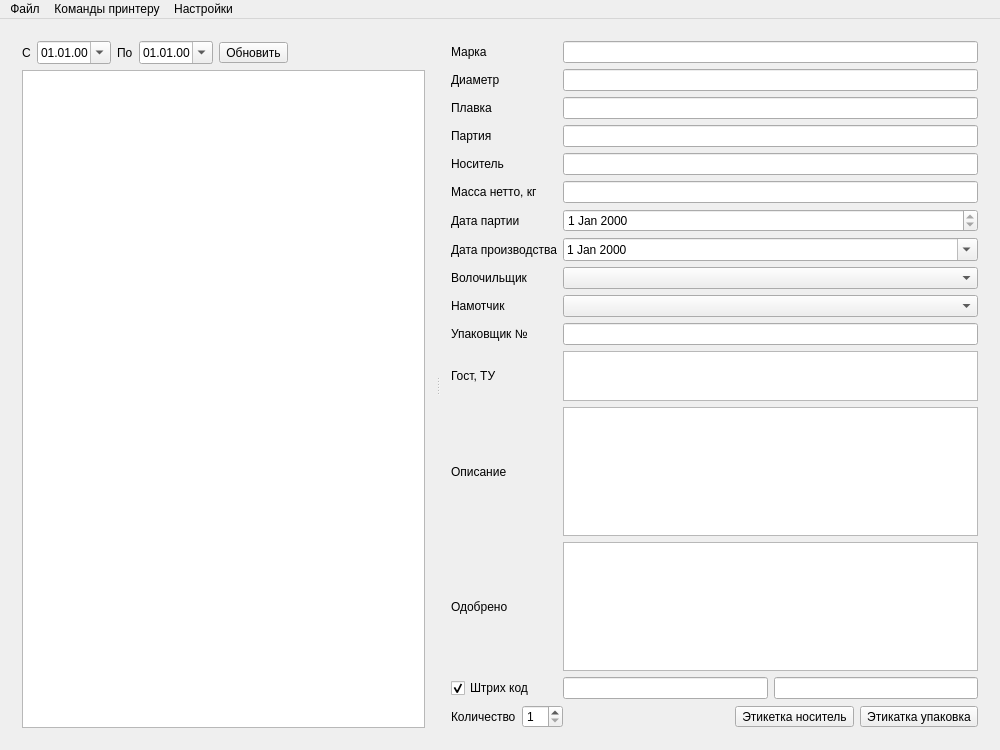
Sergeyego/label_tspl, file mainwindow.ui: the form before one commit.
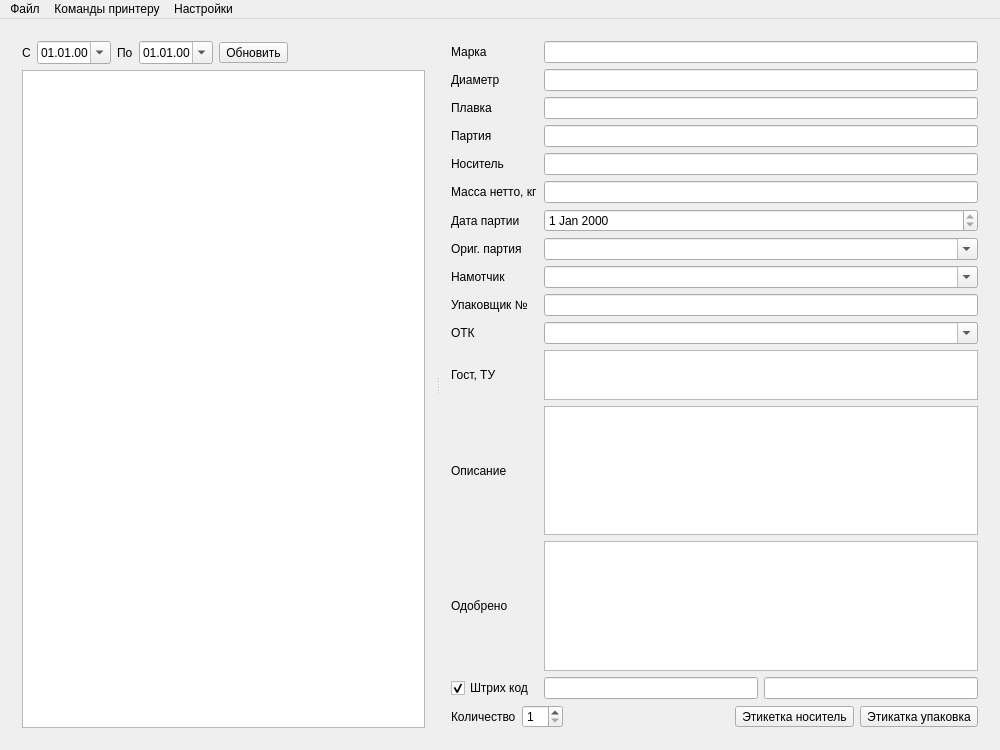
The form after the commit.

Commit message: Обновлен формат этикеток

The edit to the form file:
```diff
--- a/mainwindow.ui
+++ b/mainwindow.ui
@@ -109,7 +109,7 @@
             </property>
            </widget>
           </item>
-          <item row="9" column="0" colspan="2">
+          <item row="8" column="0" colspan="2">
            <widget class="QLabel" name="label_15">
             <property name="text">
              <string>Намотчик</string>
@@ -137,7 +137,7 @@
             </property>
            </widget>
           </item>
-          <item row="10" column="0" colspan="2">
+          <item row="9" column="0" colspan="2">
            <widget class="QLabel" name="label_13">
             <property name="text">
              <string>Упаковщик №</string>
@@ -151,13 +151,6 @@
             </property>
            </widget>
           </item>
-          <item row="7" column="0" colspan="2">
-           <widget class="QLabel" name="label_16">
-            <property name="text">
-             <string>Дата производства</string>
-            </property>
-           </widget>
-          </item>
           <item row="13" column="0" colspan="2">
            <widget class="QLabel" name="label_12">
             <property name="text">
@@ -203,10 +196,10 @@
             </property>
            </widget>
           </item>
-          <item row="8" column="0" colspan="2">
+          <item row="7" column="0" colspan="2">
            <widget class="QLabel" name="label_14">
             <property name="text">
-             <string>Волочильщик</string>
+             <string>Ориг. партия</string>
             </property>
            </widget>
           </item>
@@ -237,18 +230,19 @@
             </property>
            </widget>
           </item>
-          <item row="10" column="2" colspan="2">
-           <widget class="QLineEdit" name="lineEditUpk"/>
-          </item>
           <item row="9" column="2" colspan="2">
-           <widget class="QComboBox" name="comboBoxNam"/>
+           <widget class="QLineEdit" name="lineEditUpk"/>
           </item>
           <item row="8" column="2" colspan="2">
-           <widget class="QComboBox" name="comboBoxVol"/>
+           <widget class="QComboBox" name="comboBoxNam">
+            <property name="editable">
+             <bool>true</bool>
+            </property>
+           </widget>
           </item>
           <item row="7" column="2" colspan="2">
-           <widget class="QDateEdit" name="dateEditPr">
-            <property name="calendarPopup">
+           <widget class="QComboBox" name="comboBoxOPart">
+            <property name="editable">
              <bool>true</bool>
             </property>
            </widget>
@@ -305,6 +299,20 @@
             </attribute>
            </widget>
           </item>
+          <item row="10" column="0" colspan="2">
+           <widget class="QLabel" name="label_18">
+            <property name="text">
+             <string>ОТК</string>
+            </property>
+           </widget>
+          </item>
+          <item row="10" column="2" colspan="2">
+           <widget class="QComboBox" name="comboBoxOtk">
+            <property name="editable">
+             <bool>true</bool>
+            </property>
+           </widget>
+          </item>
          </layout>
         </item>
         <item>
```
The commit also changes 2 other files.
